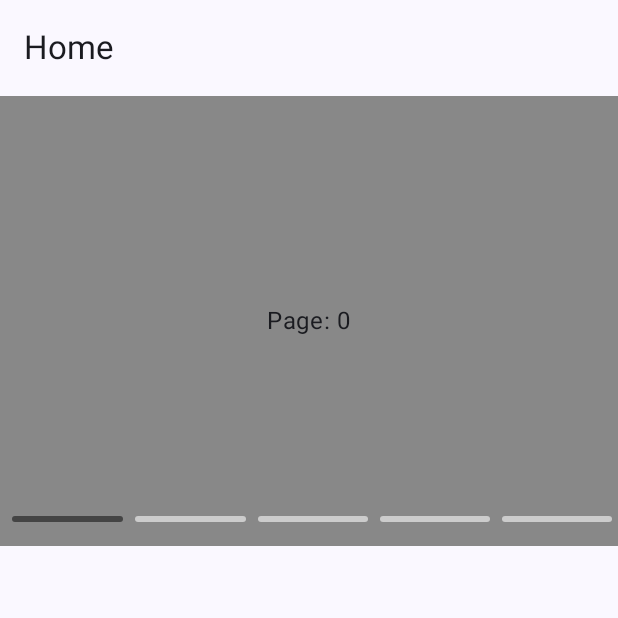
After one commit to mende273/ViewPagerComposeExamples, an Android app built with Jetpack Compose: the HorizontalPagerWithLinesIndicatorScreen screen opened through its navigation route, on a phone screen of 412 x 824 dp, the top half of it. The commit adds this screen. Run offline under Robolectric (Android 15) with nearby library versions, the phone set to English and light mode, and no system bars.

Commit message:
create HorizontalPagerWithLinesIndicatorScreen.kt

```diff
--- a/app/src/main/java/mende273/viewpagerexamples/MainActivity.kt
+++ b/app/src/main/java/mende273/viewpagerexamples/MainActivity.kt
@@ -25,6 +25,7 @@ import mende273.viewpagerexamples.ui.screen.HomeScreen
 import mende273.viewpagerexamples.ui.screen.HorizontalPagerScreen
 import mende273.viewpagerexamples.ui.screen.HorizontalPagerWithButtonsScreen
 import mende273.viewpagerexamples.ui.screen.HorizontalPagerWithDotsIndicatorScreen
+import mende273.viewpagerexamples.ui.screen.HorizontalPagerWithLinesIndicatorScreen
 import mende273.viewpagerexamples.ui.screen.VerticalPagerScreen
 import mende273.viewpagerexamples.ui.theme.ViewPagerComposeExamplesTheme
 
@@ -104,6 +105,10 @@ fun AppNavigation(
             HorizontalPagerWithDotsIndicatorScreen()
         }
 
+        composable(Screen.HORIZONTAL_PAGER_WITH_LINES_INDICATOR.route) {
+            HorizontalPagerWithLinesIndicatorScreen()
+        }
+
         composable(Screen.VERTICAL_PAGER.route) {
             VerticalPagerScreen()
         }
--- a/app/src/main/java/mende273/viewpagerexamples/Screen.kt
+++ b/app/src/main/java/mende273/viewpagerexamples/Screen.kt
@@ -13,5 +13,9 @@ enum class Screen(val route: String, @StringRes val title: Int) {
         "horizontal_pager_with_dots_indicator",
         R.string.screen_horizontal_pager_with_dots_indicator_title
     ),
+    HORIZONTAL_PAGER_WITH_LINES_INDICATOR(
+        "horizontal_pager_with_lines_indicator",
+        R.string.screen_horizontal_pager_with_lines_indicator_title
+    ),
     VERTICAL_PAGER("vertical_pager", R.string.screen_vertical_pager_title)
 }
--- /dev/null
+++ b/app/src/main/java/mende273/viewpagerexamples/ui/component/ViewPagerLinesIndicator.kt
@@ -0,0 +1,46 @@
+package mende273.viewpagerexamples.ui.component
+
+import androidx.compose.foundation.background
+import androidx.compose.foundation.layout.Arrangement
+import androidx.compose.foundation.layout.Box
+import androidx.compose.foundation.layout.Row
+import androidx.compose.foundation.layout.height
+import androidx.compose.foundation.layout.padding
+import androidx.compose.foundation.shape.RoundedCornerShape
+import androidx.compose.runtime.Composable
+import androidx.compose.ui.Modifier
+import androidx.compose.ui.draw.clip
+import androidx.compose.ui.graphics.Color
+import androidx.compose.ui.tooling.preview.Preview
+import androidx.compose.ui.unit.dp
+
+@Composable
+fun ViewPagerLinesIndicator(
+    modifier: Modifier = Modifier,
+    pageCount: Int,
+    currentPageIteration: Int
+) {
+    Row(
+        modifier = modifier,
+        horizontalArrangement = Arrangement.Start
+    ) {
+        repeat(pageCount) { iteration ->
+
+            val color = if (currentPageIteration == iteration) Color.DarkGray else Color.LightGray
+            Box(
+                modifier = Modifier
+                    .padding(4.dp)
+                    .clip(RoundedCornerShape(2.dp))
+                    .background(color)
+                    .weight(1f)
+                    .height(4.dp)
+            )
+        }
+    }
+}
+
+@Preview
+@Composable
+private fun ViewPagerLinesIndicatorPreview() {
+    ViewPagerLinesIndicator(pageCount = 5, currentPageIteration = 2)
+}
--- /dev/null
+++ b/app/src/main/java/mende273/viewpagerexamples/ui/screen/HorizontalPagerWithLinesIndicatorScreen.kt
@@ -0,0 +1,45 @@
+package mende273.viewpagerexamples.ui.screen
+
+import androidx.compose.foundation.ExperimentalFoundationApi
+import androidx.compose.foundation.layout.Box
+import androidx.compose.foundation.layout.fillMaxWidth
+import androidx.compose.foundation.layout.height
+import androidx.compose.foundation.layout.padding
+import androidx.compose.foundation.pager.HorizontalPager
+import androidx.compose.foundation.pager.rememberPagerState
+import androidx.compose.runtime.Composable
+import androidx.compose.ui.Alignment
+import androidx.compose.ui.Modifier
+import androidx.compose.ui.graphics.Color
+import androidx.compose.ui.tooling.preview.Preview
+import androidx.compose.ui.unit.dp
+import mende273.viewpagerexamples.ui.component.ViewPagerItem
+import mende273.viewpagerexamples.ui.component.ViewPagerLinesIndicator
+
+@OptIn(ExperimentalFoundationApi::class)
+@Composable
+fun HorizontalPagerWithLinesIndicatorScreen() {
+    val pagerState = rememberPagerState()
+    val pageCount = 5
+    Box(modifier = Modifier) {
+        HorizontalPager(pageCount = pageCount, state = pagerState) { page ->
+            ViewPagerItem(page = page, Color.Gray)
+        }
+
+        ViewPagerLinesIndicator(
+            modifier = Modifier
+                .height(24.dp)
+                .padding(start = 4.dp)
+                .fillMaxWidth()
+                .align(Alignment.BottomCenter),
+            pageCount = pageCount,
+            currentPageIteration = pagerState.currentPage
+        )
+    }
+}
+
+@Preview
+@Composable
+private fun HorizontalPagerWithLinesIndicatorScreenPreview() {
+    HorizontalPagerWithLinesIndicatorScreen()
+}
--- a/app/src/main/res/values/strings.xml
+++ b/app/src/main/res/values/strings.xml
@@ -5,6 +5,7 @@
     <string name="screen_horizontal_pager_title">Horizontal Pager Example</string>
     <string name="screen_horizontal_pager_with_buttons_title">Horizontal Pager With Buttons Example</string>
     <string name="screen_horizontal_pager_with_dots_indicator_title">Horizontal Pager with dots indicator example</string>
+    <string name="screen_horizontal_pager_with_lines_indicator_title">Horizontal Pager with lines indicator example</string>
     <string name="screen_vertical_pager_title">Vertical Pager Example</string>
 
     <string name="next_button">Next</string>
```
Also changed, not shown: 1 other file.
